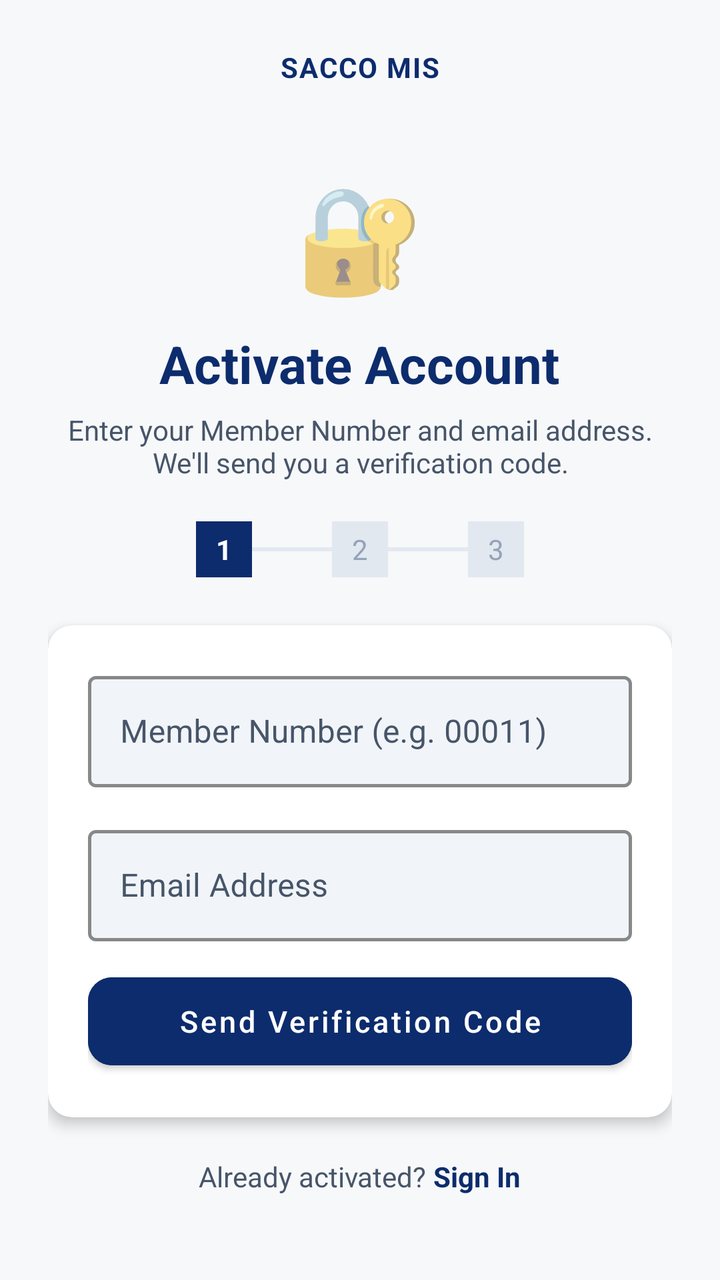
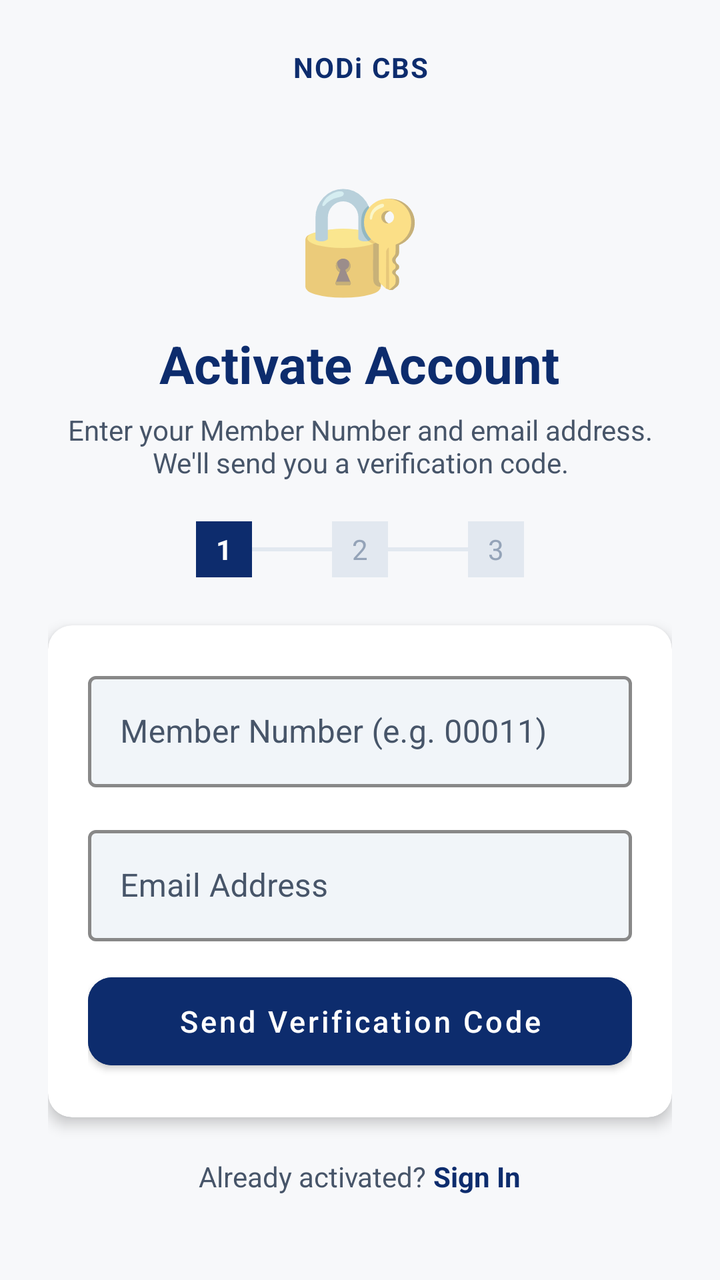

Two renders of the same Android screen: before a commit and after it. Below are the layout's source before the change and the commit's diff.
<!-- AndroidManifest.xml: application theme Theme.SaccoApp -->
<!-- res/layout/activity_onboard_step1.xml -->
<?xml version="1.0" encoding="utf-8"?>
<ScrollView xmlns:android="http://schemas.android.com/apk/res/android"
    android:layout_width="match_parent" android:layout_height="match_parent"
    android:background="@color/background" android:fillViewport="true">

    <LinearLayout android:layout_width="match_parent" android:layout_height="wrap_content"
        android:gravity="center_horizontal" android:orientation="vertical" android:padding="24dp">

        
        <TextView android:id="@+id/tvCompanyHeader"
            android:layout_width="match_parent" android:layout_height="wrap_content"
            android:text="SACCO MIS"
            android:textColor="@color/primary" android:textSize="14sp"
            android:textStyle="bold" android:letterSpacing="0.05"
            android:gravity="center" android:maxLines="1" android:ellipsize="end" />

        <TextView android:layout_width="wrap_content" android:layout_height="wrap_content"
            android:layout_marginTop="40dp" android:text="🔐" android:textSize="52sp" />

        <TextView android:layout_width="wrap_content" android:layout_height="wrap_content"
            android:layout_marginTop="12dp" android:text="Activate Account"
            android:textColor="@color/primary" android:textSize="26sp" android:textStyle="bold" />

        <TextView android:layout_width="wrap_content" android:layout_height="wrap_content"
            android:layout_marginTop="6dp" android:gravity="center"
            android:text="Enter your Member Number and email address.\nWe'll send you a verification code."
            android:textColor="@color/text_secondary" android:textSize="14sp" />

        
        <LinearLayout android:layout_width="wrap_content" android:layout_height="wrap_content"
            android:layout_marginTop="20dp" android:gravity="center_vertical"
            android:orientation="horizontal">
            <TextView android:layout_width="28dp" android:layout_height="28dp"
                android:gravity="center" android:text="1"
                android:textColor="@color/white" android:textStyle="bold"
                android:background="@color/primary" />
            <View android:layout_width="40dp" android:layout_height="2dp" android:background="@color/divider" />
            <TextView android:layout_width="28dp" android:layout_height="28dp"
                android:gravity="center" android:text="2"
                android:textColor="@color/text_hint" android:background="@color/divider" />
            <View android:layout_width="40dp" android:layout_height="2dp" android:background="@color/divider" />
            <TextView android:layout_width="28dp" android:layout_height="28dp"
                android:gravity="center" android:text="3"
                android:textColor="@color/text_hint" android:background="@color/divider" />
        </LinearLayout>

        <androidx.cardview.widget.CardView
            android:layout_width="match_parent" android:layout_height="wrap_content"
            android:layout_marginTop="24dp" style="@style/CardStyle">

            <LinearLayout android:layout_width="match_parent" android:layout_height="wrap_content"
                android:orientation="vertical" android:padding="20dp">

                <com.google.android.material.textfield.TextInputLayout
                    android:layout_width="match_parent" android:layout_height="wrap_content"
                    android:hint="Member Number (e.g. 00011)"
                    style="@style/SaccoTextInput">
                    <com.google.android.material.textfield.TextInputEditText
                android:textColor="@color/black"
                        android:id="@+id/etMemberNo"
                        android:layout_width="match_parent" android:layout_height="wrap_content"
                        android:inputType="text" android:imeOptions="actionNext" />
                </com.google.android.material.textfield.TextInputLayout>

                <com.google.android.material.textfield.TextInputLayout
                    android:layout_width="match_parent" android:layout_height="wrap_content"
                    android:layout_marginTop="16dp" android:hint="Email Address"
                    style="@style/SaccoTextInput">
                    <com.google.android.material.textfield.TextInputEditText
                android:textColor="@color/black"
                        android:id="@+id/etEmail"
                        android:layout_width="match_parent" android:layout_height="wrap_content"
                        android:inputType="textEmailAddress" android:imeOptions="actionDone" />
                </com.google.android.material.textfield.TextInputLayout>

                <ProgressBar android:id="@+id/progressBar"
                    android:layout_width="36dp" android:layout_height="36dp"
                    android:layout_gravity="center" android:layout_marginTop="12dp"
                    android:visibility="gone" />

                <com.google.android.material.button.MaterialButton
                    android:id="@+id/btnSendOtp"
                    android:layout_width="match_parent" android:layout_height="56dp"
                    android:layout_marginTop="12dp" android:text="Send Verification Code"
                    android:textSize="15sp" android:backgroundTint="@color/primary" />
            </LinearLayout>
        </androidx.cardview.widget.CardView>

        <LinearLayout android:layout_width="wrap_content" android:layout_height="wrap_content"
            android:layout_marginTop="20dp" android:gravity="center_vertical"
            android:orientation="horizontal">
            <TextView android:layout_width="wrap_content" android:layout_height="wrap_content"
                android:text="Already activated? " android:textColor="@color/text_secondary" />
            <TextView android:id="@+id/tvLogin"
                android:layout_width="wrap_content" android:layout_height="wrap_content"
                android:text="Sign In" android:textColor="@color/primary" android:textStyle="bold" />
        </LinearLayout>
    </LinearLayout>
</ScrollView>
<!-- resources referenced by this layout -->
<resources>
  <color name="background">#F7F8FA</color>
  <color name="black">#000000</color>
  <color name="divider">#E2E8F0</color>
  <color name="primary">#0D2C6D</color>
  <color name="text_hint">#94A3B8</color>
  <color name="text_secondary">#475569</color>
  <color name="white">#FFFFFF</color>
  <style name="CardStyle" parent="Widget.MaterialComponents.CardView">
          <item name="cardElevation">4dp</item>
          <item name="cardCornerRadius">12dp</item>
          <item name="cardBackgroundColor">@color/card_bg</item>
      </style>
  <style name="SaccoTextInput" parent="Widget.MaterialComponents.TextInputLayout.OutlinedBox">
          <item name="boxStrokeColor">@color/input_outline</item>
          <item name="boxStrokeWidth">1.5dp</item>
          <item name="boxStrokeWidthFocused">2dp</item>
          <item name="hintTextColor">@color/primary</item>
          <item name="android:textColorHint">@color/text_secondary</item>
          <item name="android:editTextColor">@color/black</item>
          <item name="boxBackgroundColor">@color/input_fill</item>
      </style>
  <color name="card_bg">#FFFFFF</color>
  <color name="input_fill">#F1F5F9</color>
  <color name="primary_dark">#091E4A</color>
  <color name="accent">#D01B22</color>
  <color name="text_primary">#0F172A</color>
  <style name="SaccoEditText" parent="@android:style/Widget.EditText">
          <item name="android:textColor">@color/black</item>
          <item name="android:textColorHint">@color/text_secondary</item>
          <item name="android:textSize">15sp</item>
      </style>
  <style name="SaccoButton" parent="Widget.MaterialComponents.Button">
          <item name="backgroundTint">@color/primary</item>
          <item name="android:textColor">@color/white</item>
          <item name="android:textAllCaps">false</item>
          <item name="android:textSize">15sp</item>
          <item name="cornerRadius">12dp</item>
      </style>
  <style name="SaccoSpinner" parent="Widget.AppCompat.Spinner">
          <item name="android:popupBackground">@color/white</item>
          <item name="android:textColor">@color/text_primary</item>
      </style>
  <style name="SaccoDialogTheme" parent="ThemeOverlay.MaterialComponents.MaterialAlertDialog">
          <item name="colorSurface">@color/white</item>
          <item name="colorOnSurface">@color/text_primary</item>
          <item name="android:background">@color/white</item>
          <item name="android:textColorPrimary">@color/text_primary</item>
          <item name="android:textColorSecondary">@color/text_secondary</item>
          <item name="materialAlertDialogTitleTextStyle">@style/SaccoDialogTitle</item>
          <item name="buttonBarPositiveButtonStyle">@style/SaccoDialogButton</item>
          <item name="buttonBarNegativeButtonStyle">@style/SaccoDialogButton</item>
          <item name="buttonBarNeutralButtonStyle">@style/SaccoDialogButton</item>
      </style>
  <style name="SaccoDropDownItem" parent="Widget.AppCompat.DropDownItem.Spinner">
          <item name="android:textColor">@color/text_primary</item>
      </style>
  <style name="SaccoDialogTitle" parent="MaterialAlertDialog.MaterialComponents.Title.Text">
          <item name="android:textColor">@color/text_primary</item>
          <item name="android:textStyle">bold</item>
      </style>
  <style name="SaccoDialogButton" parent="Widget.MaterialComponents.Button.TextButton.Dialog">
          <item name="android:textColor">@color/primary</item>
      </style>
  <!-- unchanged entries left out for length: 1 -->
</resources>

<!-- the commit's change to res/layout/activity_onboard_step1.xml (unified diff, before → after) -->
@@ -9,7 +9,7 @@
         
         <TextView android:id="@+id/tvCompanyHeader"
             android:layout_width="match_parent" android:layout_height="wrap_content"
-            android:text="SACCO MIS"
+            android:text="NODi CBS"
             android:textColor="@color/primary" android:textSize="14sp"
             android:textStyle="bold" android:letterSpacing="0.05"
             android:gravity="center" android:maxLines="1" android:ellipsize="end" />
